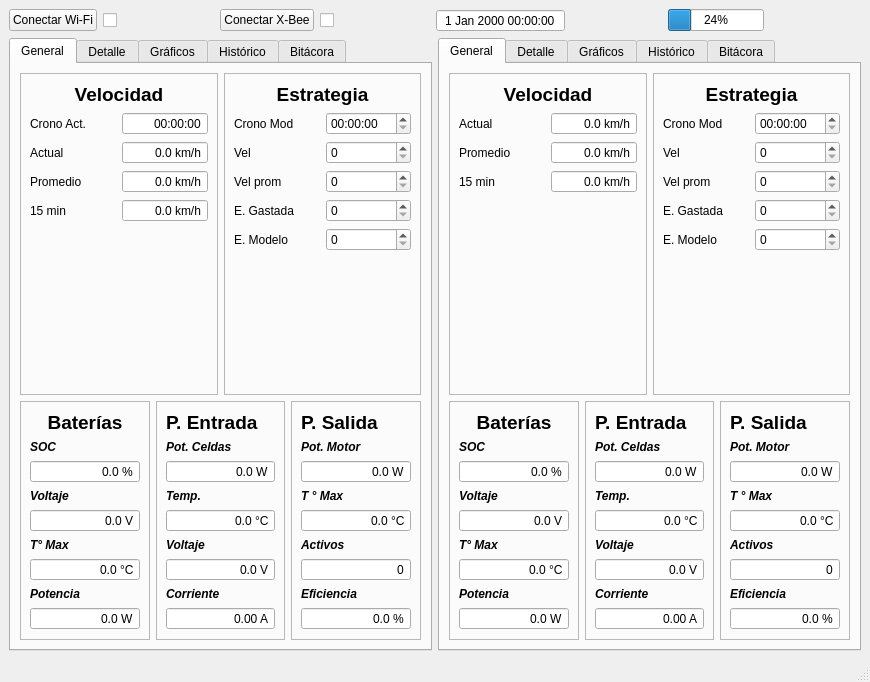
Qt form ui/disenos/designer/mainwindow.ui (ereodeereigeo/telemetria) before a commit.
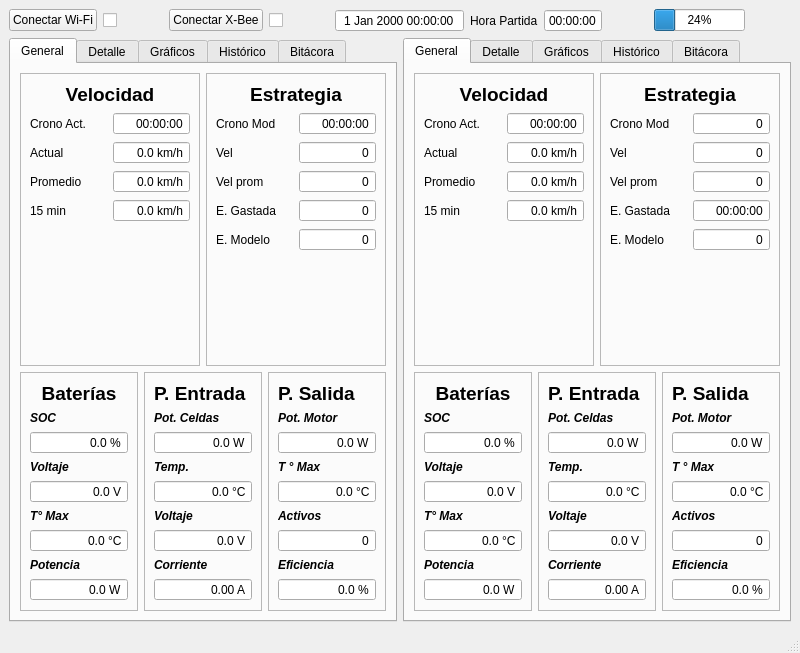
The same form after that commit.

```diff
--- a/ui/disenos/designer/mainwindow.ui
+++ b/ui/disenos/designer/mainwindow.ui
@@ -6,8 +6,8 @@
    <rect>
     <x>0</x>
     <y>0</y>
-    <width>870</width>
-    <height>682</height>
+    <width>800</width>
+    <height>653</height>
    </rect>
   </property>
   <property name="windowTitle">
@@ -78,6 +78,26 @@
           <property name="alignment">
            <set>Qt::AlignCenter</set>
           </property>
+          <property name="readOnly">
+           <bool>true</bool>
+          </property>
+          <property name="buttonSymbols">
+           <enum>QAbstractSpinBox::NoButtons</enum>
+          </property>
+         </widget>
+        </item>
+        <item>
+         <widget class="QLabel" name="label_47">
+          <property name="text">
+           <string>Hora Partida</string>
+          </property>
+         </widget>
+        </item>
+        <item>
+         <widget class="QTimeEdit" name="hora_partida">
+          <property name="alignment">
+           <set>Qt::AlignCenter</set>
+          </property>
           <property name="buttonSymbols">
            <enum>QAbstractSpinBox::NoButtons</enum>
           </property>
@@ -207,6 +227,9 @@
                          <property name="buttonSymbols">
                           <enum>QAbstractSpinBox::NoButtons</enum>
                          </property>
+                         <property name="displayFormat">
+                          <string>HH:mm:ss</string>
+                         </property>
                         </widget>
                        </item>
                        <item>
@@ -229,8 +252,14 @@
                          <property name="decimals">
                           <number>1</number>
                          </property>
+                         <property name="minimum">
+                          <double>-300.000000000000000</double>
+                         </property>
                          <property name="maximum">
-                          <double>999.000000000000000</double>
+                          <double>300.000000000000000</double>
+                         </property>
+                         <property name="value">
+                          <double>0.000000000000000</double>
                          </property>
                         </widget>
                        </item>
@@ -248,8 +277,11 @@
                          <property name="decimals">
                           <number>1</number>
                          </property>
+                         <property name="minimum">
+                          <double>-300.000000000000000</double>
+                         </property>
                          <property name="maximum">
-                          <double>999.000000000000000</double>
+                          <double>300.000000000000000</double>
                          </property>
                          <property name="value">
                           <double>0.000000000000000</double>
@@ -279,8 +311,11 @@
                          <property name="decimals">
                           <number>1</number>
                          </property>
+                         <property name="minimum">
+                          <double>-300.000000000000000</double>
+                         </property>
                          <property name="maximum">
-                          <double>999.000000000000000</double>
+                          <double>300.000000000000000</double>
                          </property>
                         </widget>
                        </item>
@@ -357,19 +392,69 @@
                      <item>
                       <layout class="QVBoxLayout" name="verticalLayout_16">
                        <item>
-                        <widget class="QTimeEdit" name="timeEdit"/>
+                        <widget class="QTimeEdit" name="timeEdit">
+                         <property name="alignment">
+                          <set>Qt::AlignRight|Qt::AlignTrailing|Qt::AlignVCenter</set>
+                         </property>
+                         <property name="readOnly">
+                          <bool>true</bool>
+                         </property>
+                         <property name="buttonSymbols">
+                          <enum>QAbstractSpinBox::NoButtons</enum>
+                         </property>
+                        </widget>
                        </item>
                        <item>
-                        <widget class="QSpinBox" name="spinBox_4"/>
+                        <widget class="QSpinBox" name="spinBox_4">
+                         <property name="alignment">
+                          <set>Qt::AlignRight|Qt::AlignTrailing|Qt::AlignVCenter</set>
+                         </property>
+                         <property name="readOnly">
+                          <bool>true</bool>
+                         </property>
+                         <property name="buttonSymbols">
+                          <enum>QAbstractSpinBox::NoButtons</enum>
+                         </property>
+                        </widget>
                        </item>
                        <item>
-                        <widget class="QSpinBox" name="spinBox_3"/>
+                        <widget class="QSpinBox" name="spinBox_3">
+                         <property name="alignment">
+                          <set>Qt::AlignRight|Qt::AlignTrailing|Qt::AlignVCenter</set>
+                         </property>
+                         <property name="readOnly">
+                          <bool>true</bool>
+                         </property>
+                         <property name="buttonSymbols">
+                          <enum>QAbstractSpinBox::NoButtons</enum>
+                         </property>
+                        </widget>
                        </item>
                        <item>
-                        <widget class="QSpinBox" name="spinBox"/>
+                        <widget class="QSpinBox" name="spinBox">
+                         <property name="alignment">
+                          <set>Qt::AlignRight|Qt::AlignTrailing|Qt::AlignVCenter</set>
+                         </property>
+                         <property name="readOnly">
+                          <bool>true</bool>
+                         </property>
+                         <property name="buttonSymbols">
+                          <enum>QAbstractSpinBox::NoButtons</enum>
+                         </property>
+                        </widget>
                        </item>
                        <item>
-                        <widget class="QSpinBox" name="spinBox_2"/>
+                        <widget class="QSpinBox" name="spinBox_2">
+                         <property name="alignment">
+                          <set>Qt::AlignRight|Qt::AlignTrailing|Qt::AlignVCenter</set>
+                         </property>
+                         <property name="readOnly">
+                          <bool>true</bool>
+                         </property>
+                         <property name="buttonSymbols">
+                          <enum>QAbstractSpinBox::NoButtons</enum>
+                         </property>
+                        </widget>
                        </item>
                       </layout>
                      </item>
@@ -548,6 +633,9 @@
                        <property name="decimals">
                         <number>1</number>
                        </property>
+                       <property name="maximum">
+                        <double>300.000000000000000</double>
+                       </property>
                       </widget>
                      </item>
                      <item>
@@ -581,6 +669,9 @@
                        <property name="decimals">
                         <number>1</number>
                        </property>
+                       <property name="minimum">
+                        <double>-100000.000000000000000</double>
+                       </property>
                        <property name="maximum">
                         <double>100000.000000000000000</double>
                        </property>
@@ -1015,6 +1106,13 @@
                     <layout class="QHBoxLayout" name="horizontalLayout_8">
                      <item>
                       <layout class="QVBoxLayout" name="verticalLayout_14">
+                       <item>
+                        <widget class="QLabel" name="label_64">
+                         <property name="text">
+                          <string>Crono Act.</string>
+                         </property>
+                        </widget>
+                       </item>
                        <item>
                         <widget class="QLabel" name="label_38">
                          <property name="text">
@@ -1041,7 +1139,23 @@
                      <item>
                       <layout class="QVBoxLayout" name="verticalLayout_15">
                        <item>
-                        <widget class="QDoubleSpinBox" name="doubleSpinBox_26">
+                        <widget class="QTimeEdit" name="tiempo_crono_2">
+                         <property name="alignment">
+                          <set>Qt::AlignRight|Qt::AlignTrailing|Qt::AlignVCenter</set>
+                         </property>
+                         <property name="readOnly">
+                          <bool>true</bool>
+                         </property>
+                         <property name="buttonSymbols">
+                          <enum>QAbstractSpinBox::NoButtons</enum>
+                         </property>
+                         <property name="displayFormat">
+                          <string>HH:mm:ss</string>
+                         </property>
+                        </widget>
+                       </item>
+                       <item>
+                        <widget class="QDoubleSpinBox" name="vel_actual_2">
                          <property name="alignment">
                           <set>Qt::AlignRight|Qt::AlignTrailing|Qt::AlignVCenter</set>
                          </property>
@@ -1060,8 +1174,11 @@
                          <property name="decimals">
                           <number>1</number>
                          </property>
+                         <property name="minimum">
+                          <double>-300.000000000000000</double>
+                         </property>
                          <property name="maximum">
-                          <double>999.000000000000000</double>
+                          <double>300.000000000000000</double>
                          </property>
                         </widget>
                        </item>
@@ -1079,8 +1196,11 @@
                          <property name="decimals">
                           <number>1</number>
                          </property>
+                         <property name="minimum">
+                          <double>-300.000000000000000</double>
+                         </property>
                          <property name="maximum">
-                          <double>999.000000000000000</double>
+                          <double>300.000000000000000</double>
                          </property>
                          <property name="value">
                           <double>0.000000000000000</double>
@@ -1110,8 +1230,11 @@
                          <property name="decimals">
                           <number>1</number>
                          </property>
+                         <property name="minimum">
+                          <double>-300.000000000000000</double>
+                         </property>
                          <property name="maximum">
-                          <double>999.000000000000000</double>
+                          <double>300.000000000000000</double>
                          </property>
                         </widget>
                        </item>
@@ -1222,19 +1345,69 @@
                      <item>
                       <layout class="QVBoxLayout" name="verticalLayout_22">
                        <item>
-                        <widget class="QTimeEdit" name="timeEdit_5"/>
+                        <widget class="QSpinBox" name="spinBox_17">
+                         <property name="alignment">
+                          <set>Qt::AlignRight|Qt::AlignTrailing|Qt::AlignVCenter</set>
+                         </property>
+                         <property name="readOnly">
+                          <bool>true</bool>
+                         </property>
+                         <property name="buttonSymbols">
+                          <enum>QAbstractSpinBox::NoButtons</enum>
+                         </property>
+                        </widget>
                        </item>
                        <item>
-                        <widget class="QSpinBox" name="spinBox_14"/>
+                        <widget class="QSpinBox" name="spinBox_16">
+                         <property name="alignment">
+                          <set>Qt::AlignRight|Qt::AlignTrailing|Qt::AlignVCenter</set>
+                         </property>
+                         <property name="readOnly">
+                          <bool>true</bool>
+                         </property>
+                         <property name="buttonSymbols">
+                          <enum>QAbstractSpinBox::NoButtons</enum>
+                         </property>
+                        </widget>
                        </item>
                        <item>
-                        <widget class="QSpinBox" name="spinBox_15"/>
+                        <widget class="QSpinBox" name="spinBox_15">
+                         <property name="alignment">
+                          <set>Qt::AlignRight|Qt::AlignTrailing|Qt::AlignVCenter</set>
+                         </property>
+                         <property name="readOnly">
+                          <bool>true</bool>
+                         </property>
+                         <property name="buttonSymbols">
+                          <enum>QAbstractSpinBox::NoButtons</enum>
+                         </property>
+                        </widget>
                        </item>
                        <item>
-                        <widget class="QSpinBox" name="spinBox_16"/>
+                        <widget class="QTimeEdit" name="timeEdit_5">
+                         <property name="alignment">
+                          <set>Qt::AlignRight|Qt::AlignTrailing|Qt::AlignVCenter</set>
+                         </property>
+                         <property name="readOnly">
+                          <bool>true</bool>
+                         </property>
+                         <property name="buttonSymbols">
+                          <enum>QAbstractSpinBox::NoButtons</enum>
+                         </property>
+                        </widget>
                        </item>
                        <item>
-                        <widget class="QSpinBox" name="spinBox_17"/>
+                        <widget class="QSpinBox" name="spinBox_14">
+                         <property name="alignment">
+                          <set>Qt::AlignRight|Qt::AlignTrailing|Qt::AlignVCenter</set>
+                         </property>
+                         <property name="readOnly">
+                          <bool>true</bool>
+                         </property>
+                         <property name="buttonSymbols">
+                          <enum>QAbstractSpinBox::NoButtons</enum>
+                         </property>
+                        </widget>
                        </item>
                       </layout>
                      </item>
@@ -1396,6 +1569,9 @@
                        <property name="decimals">
                         <number>1</number>
                        </property>
+                       <property name="maximum">
+                        <double>300.000000000000000</double>
+                       </property>
                       </widget>
                      </item>
                      <item>
@@ -1429,6 +1605,9 @@
                        <property name="decimals">
                         <number>1</number>
                        </property>
+                       <property name="minimum">
+                        <double>-100000.000000000000000</double>
+                       </property>
                        <property name="maximum">
                         <double>100000.000000000000000</double>
                        </property>
```
Left out of the diff: 46 changed lines with no effect on the pictures.
